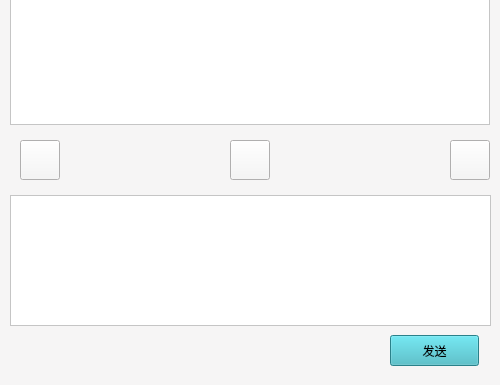
First picture: the form in client/ui/chatwindow.ui, repository pechpo/What-s-up, before the edit; both pictures show x 0 to 500 and y 235 to 620 of the 500 by 620 pixel window.
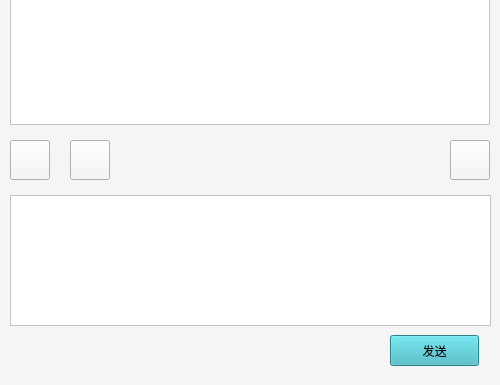
Second picture: the form after the edit. Icons and pictures are not drawn.

```diff
--- a/client/ui/chatwindow.ui
+++ b/client/ui/chatwindow.ui
@@ -75,7 +75,7 @@
   <widget class="QPushButton" name="fileButton">
    <property name="geometry">
     <rect>
-     <x>20</x>
+     <x>10</x>
      <y>375</y>
      <width>40</width>
      <height>40</height>
@@ -91,7 +91,7 @@
   <widget class="QPushButton" name="pushButton">
    <property name="geometry">
     <rect>
-     <x>230</x>
+     <x>70</x>
      <y>375</y>
      <width>40</width>
      <height>40</height>
```
